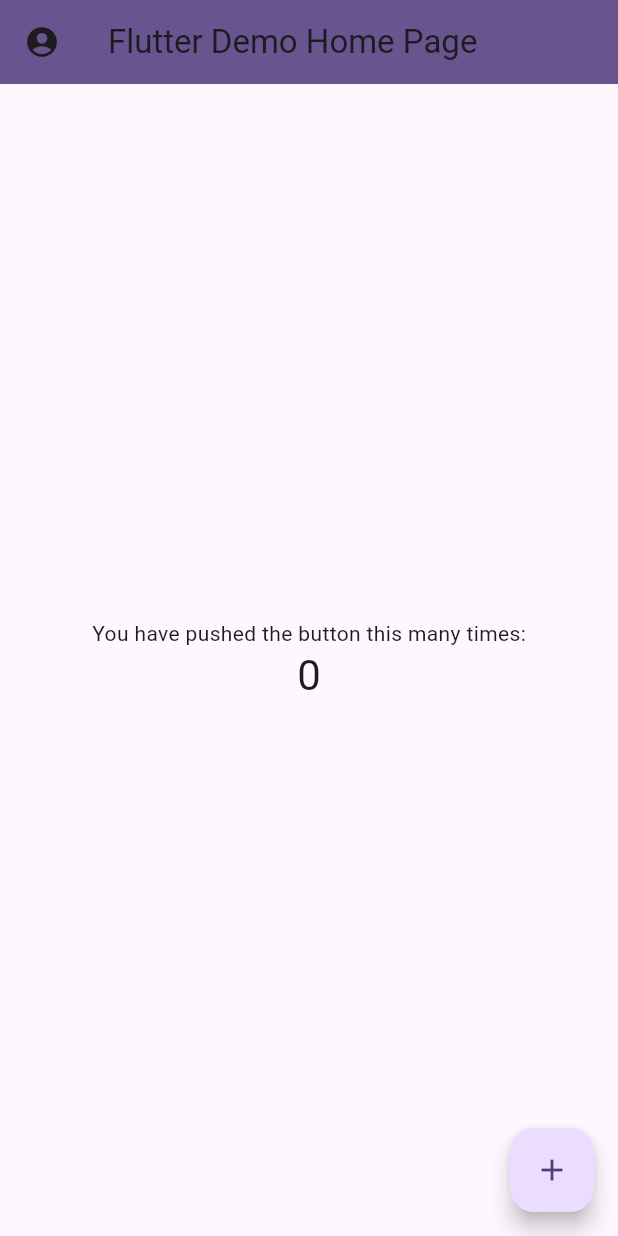
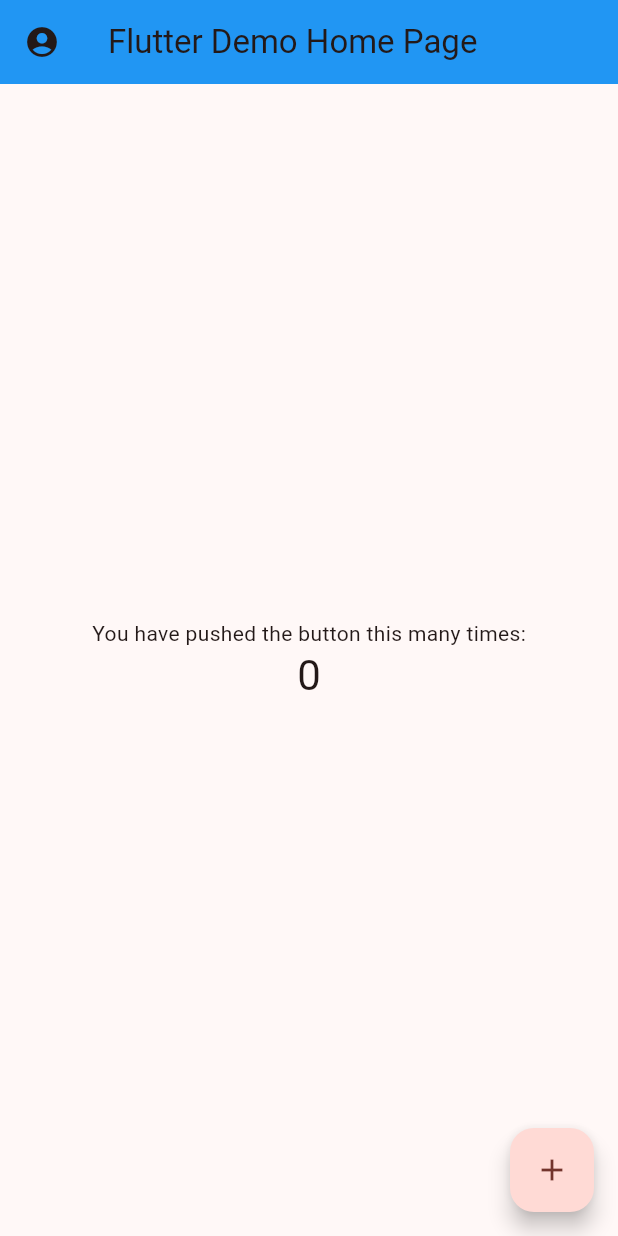
Before and after one commit to Crosline/panteon-cocktail-menu, a Flutter app: the screen it shows after launch, on a phone screen of 412 x 824 dp. Run offline on Flutter 3.47's test engine with Material 3 defaults, Android fonts, the phone set to English and light mode, and no system bars; our stand-ins replace firebase_core, firebase_database, google_sign_in; accounts and stored records are empty; statements that could not run were skipped.

Commit message:
Add: overridden color scheme

```diff
--- a/lib/main.dart
+++ b/lib/main.dart
@@ -24,22 +24,13 @@ class MyApp extends StatelessWidget {
     return MaterialApp(
       title: 'Flutter Demo',
       theme: ThemeData(
-        // This is the theme of your application.
-        //
-        // TRY THIS: Try running your application with "flutter run". You'll see
-        // the application has a purple toolbar. Then, without quitting the app,
-        // try changing the seedColor in the colorScheme below to Colors.green
-        // and then invoke "hot reload" (save your changes or press the "hot
-        // reload" button in a Flutter-supported IDE, or press "r" if you used
-        // the command line to start the app).
-        //
-        // Notice that the counter didn't reset back to zero; the application
-        // state is not lost during the reload. To reset the state, use hot
-        // restart instead.
-        //
-        // This works for code too, not just values: Most code changes can be
-        // tested with just a hot reload.
-        colorScheme: ColorScheme.fromSeed(seedColor: Colors.deepPurple),
+        colorScheme: ColorScheme.fromSeed(
+          seedColor: Colors.red,
+          brightness: Brightness.light,
+          // overrides
+          primary: Colors.blue,
+          secondary: Colors.green
+        ),
         useMaterial3: true,
       ),
       home: const MyHomePage(title: 'Flutter Demo Home Page'),
```
